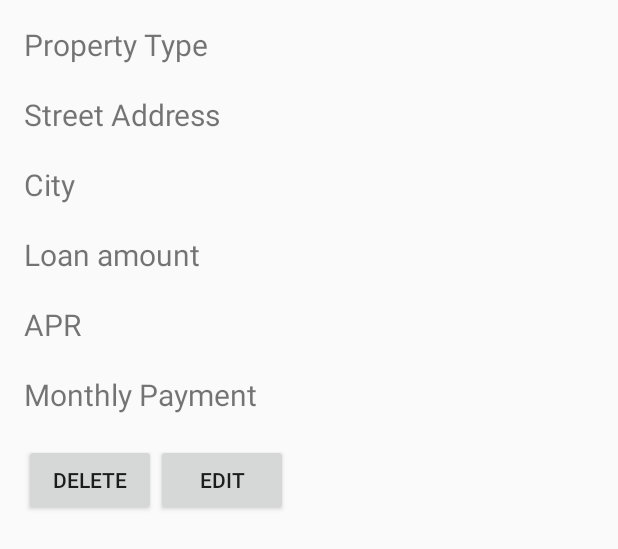
After one commit to ShuzhongChen/Mortgage-Calculator, an Android app: the layout dialog_details.xml on its own in the app's theme, with its tools: preview values and no code run, on a phone screen of 412 x 824 dp. The commit adds this screen. Shown: the top 549 px of the screen. Run offline under Robolectric (Android 15) with nearby library versions, the phone set to English and light mode, and no system bars.

Commit message:
tabs combined

```diff
--- /dev/null
+++ b/app/src/main/res/layout/dialog_details.xml
@@ -0,0 +1,104 @@
+<?xml version="1.0" encoding="utf-8"?>
+<android.support.constraint.ConstraintLayout
+    xmlns:android="http://schemas.android.com/apk/res/android" android:layout_width="match_parent"
+    android:layout_height="match_parent">
+
+    <LinearLayout
+        android:layout_width="match_parent"
+        android:layout_height="match_parent"
+        android:orientation="vertical"
+        android:layout_margin="@dimen/spacing_medium">
+
+        <TextView
+            android:layout_width="match_parent"
+            android:layout_height="wrap_content"
+            android:layout_alignParentLeft="true"
+            android:text="Property Type"
+            android:textSize="@dimen/large_text"/>
+
+        <TextView
+            android:id="@+id/property_type"
+            android:layout_width="match_parent"
+            android:layout_height="wrap_content" />
+
+        <TextView
+            android:layout_width="match_parent"
+            android:layout_height="wrap_content"
+            android:layout_alignParentLeft="true"
+            android:text="Street Address"
+            android:textSize="@dimen/large_text"/>
+
+        <TextView
+            android:id="@+id/street_address"
+            android:layout_width="match_parent"
+            android:layout_height="wrap_content" />
+
+        <TextView
+            android:layout_width="match_parent"
+            android:layout_height="wrap_content"
+            android:layout_alignParentLeft="true"
+            android:text="City"
+            android:textSize="@dimen/large_text"/>
+
+        <TextView
+            android:id="@+id/city"
+            android:layout_width="match_parent"
+            android:layout_height="wrap_content" />
+
+        <TextView
+            android:layout_width="match_parent"
+            android:layout_height="wrap_content"
+            android:layout_alignParentLeft="true"
+            android:text="Loan amount"
+            android:textSize="@dimen/large_text"/>
+
+        <TextView
+            android:id="@+id/loan_amount"
+            android:layout_width="match_parent"
+            android:layout_height="wrap_content" />
+
+        <TextView
+            android:layout_width="match_parent"
+            android:layout_height="wrap_content"
+            android:layout_alignParentLeft="true"
+            android:text="APR"
+            android:textSize="@dimen/large_text"/>
+
+        <TextView
+            android:id="@+id/apr"
+            android:layout_width="match_parent"
+            android:layout_height="wrap_content" />
+
+        <TextView
+            android:layout_width="match_parent"
+            android:layout_height="wrap_content"
+            android:layout_alignParentLeft="true"
+            android:text="Monthly Payment"
+            android:textSize="@dimen/large_text"/>
+
+        <TextView
+            android:id="@+id/monthly_payment"
+            android:layout_width="match_parent"
+            android:layout_height="wrap_content" />
+
+        <LinearLayout
+            android:layout_width="match_parent"
+            android:layout_height="wrap_content">
+
+            <Button
+                android:id="@+id/btn_delete"
+                android:layout_width="wrap_content"
+                android:layout_height="wrap_content"
+                android:text="Delete" />
+
+            <Button
+                android:id="@+id/btn_edit"
+                android:layout_width="wrap_content"
+                android:layout_height="wrap_content"
+                android:text="Edit" />
+
+        </LinearLayout>
+
+    </LinearLayout>
+
+</android.support.constraint.ConstraintLayout>
--- a/app/src/main/res/layout/tab1newentry.xml
+++ b/app/src/main/res/layout/tab1newentry.xml
@@ -2,6 +2,7 @@
     android:layout_width="match_parent"
     android:layout_height="wrap_content" >
     <LinearLayout
+        android:id="@+id/calView"
         android:layout_width="match_parent"
         android:layout_height="wrap_content"
         android:padding="@dimen/spacing_medium"
--- a/app/src/main/res/values/dimens.xml
+++ b/app/src/main/res/values/dimens.xml
@@ -13,4 +13,5 @@
     <dimen name="icon_button_size">24dp</dimen>
 
     <dimen name="caption_text_size">25sp</dimen>
+    <dimen name="large_text">20sp</dimen>
 </resources>
--- a/app/src/main/res/values/strings.xml
+++ b/app/src/main/res/values/strings.xml
@@ -1,8 +1,7 @@
 <resources>
     <string name="app_name">Mortgage Calculator</string>
-    <string name="tab_text_1">Tab 1</string>
-    <string name="tab_text_2">Tab 2</string>
-    <string name="tab_text_3">Tab 3</string>
+    <string name="tab_text_1">CALCULATOR</string>
+    <string name="tab_text_2">MAP</string>
     <string name="action_settings">Settings</string>
     <string name="section_format">Hello World from section: %1$d</string>
 
```
Also changed, not shown: app/src/main/java/com/shuzhongchen/mortgagecalculator/Tab1NewEntry.java (+11 -1 lines), app/src/main/java/com/shuzhongchen/mortgagecalculator/Tab2Map.java (+126 -43 lines).
